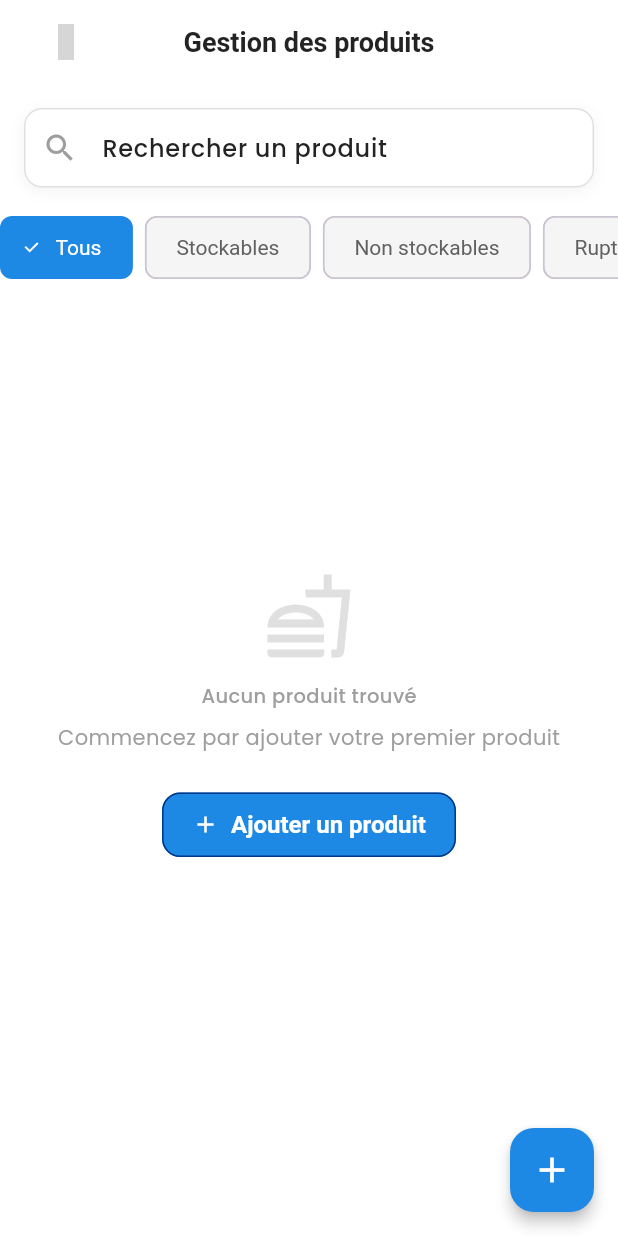
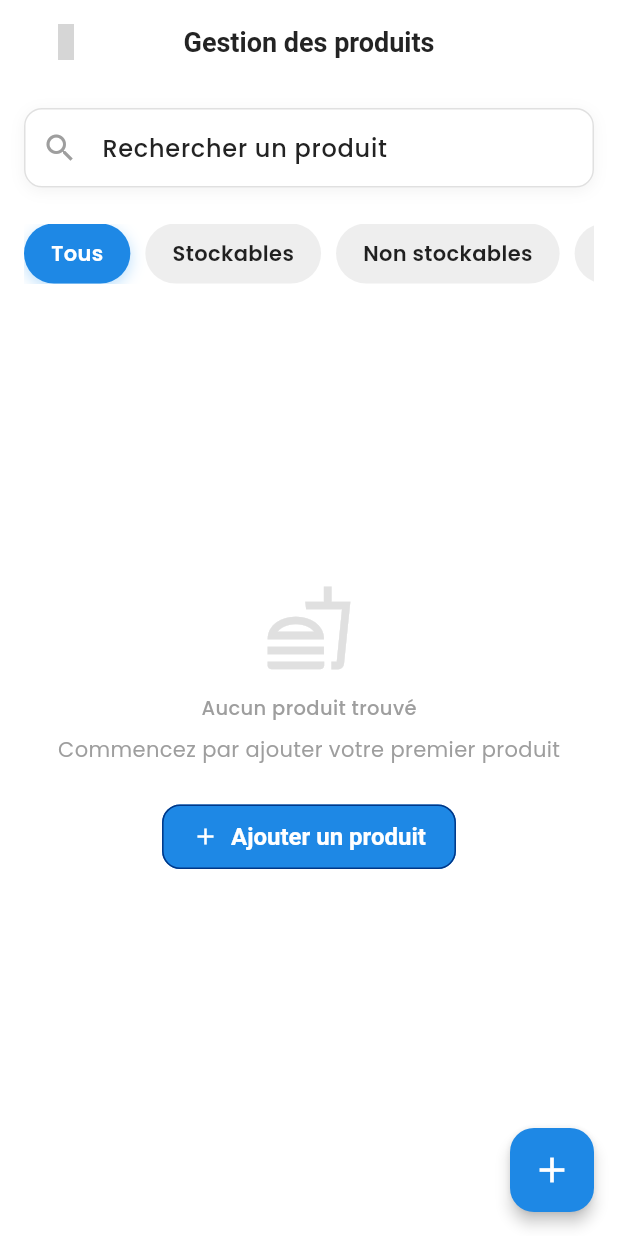
Before and after one commit to AymanBoudaya/PreOrderPfe-main, a Flutter app: the ListProduitScreen screen opened directly, on a phone screen of 412 x 824 dp. Run offline on Flutter 3.47's test engine with Material 3 defaults, Android fonts, the phone set to English and light mode, and no system bars; our stand-ins replace badges, cached_network_image, connectivity_plus, dio, fl_chart, flutter_dotenv and 12 more; missing offline and left inert: flutter_map_cancellable_tile_provider; accounts and stored records are empty; network calls fail; project files that could hold a hidden picture were left out; grey boxes are pictures that could not be loaded.

Commit message:
filter chip ok

```diff
--- /dev/null
+++ b/lib/common/widgets/chips/filter_chips.dart
@@ -0,0 +1,83 @@
+import 'package:flutter/material.dart';
+import 'package:get/get.dart';
+
+class FilterChipsBar<T> extends StatelessWidget {
+  final Rx<T> selectedValue;
+  final List<T> items;
+  final String Function(T)? labelBuilder;
+  final void Function(T)? onChanged;
+
+  const FilterChipsBar({
+    super.key,
+    required this.selectedValue,
+    required this.items,
+    this.labelBuilder,
+    this.onChanged,
+  });
+
+  @override
+  Widget build(BuildContext context) {
+    final isDark = Theme.of(context).brightness == Brightness.dark;
+
+    return Container(
+      padding: const EdgeInsets.symmetric(horizontal: 16, vertical: 8),
+      child: Obx(() {
+        final current = selectedValue.value;
+
+        return SingleChildScrollView(
+          scrollDirection: Axis.horizontal,
+          child: Row(
+            children: items.map((item) {
+              final isActive = item == current;
+
+              final String label =
+                  labelBuilder != null ? labelBuilder!(item) : item.toString();
+
+              return Padding(
+                padding: const EdgeInsets.only(right: 10.0),
+                child: AnimatedContainer(
+                  duration: const Duration(milliseconds: 200),
+                  padding:
+                      const EdgeInsets.symmetric(horizontal: 18, vertical: 10),
+                  decoration: BoxDecoration(
+                    borderRadius: BorderRadius.circular(25),
+                    color: isActive
+                        ? (isDark ? Colors.blue.shade500 : Colors.blue.shade600)
+                        : (isDark
+                            ? Colors.grey.shade800
+                            : Colors.grey.shade200),
+                    boxShadow: isActive
+                        ? [
+                            BoxShadow(
+                              color: Colors.blue.withOpacity(0.3),
+                              blurRadius: 8,
+                              offset: const Offset(0, 3),
+                            )
+                          ]
+                        : [],
+                  ),
+                  child: InkWell(
+                    borderRadius: BorderRadius.circular(25),
+                    onTap: () {
+                      selectedValue.value = item;
+                      if (onChanged != null) onChanged!(item);
+                    },
+                    child: Text(
+                      label,
+                      style: TextStyle(
+                        color: isActive
+                            ? Colors.white
+                            : (isDark ? Colors.grey[300] : Colors.black87),
+                        fontWeight: FontWeight.w600,
+                      ),
+                    ),
+                  ),
+                ),
+              );
+            }).toList(),
+          ),
+        );
+      }),
+    );
+  }
+}
--- a/lib/features/profil/screens/gestion_produits/list_produit_screen.dart
+++ b/lib/features/profil/screens/gestion_produits/list_produit_screen.dart
@@ -5,6 +5,7 @@ import 'package:flutter/material.dart';
 import 'package:get/get.dart';
 
 import '../../../../common/widgets/appbar/appbar.dart';
+import '../../../../common/widgets/chips/filter_chips.dart';
 import '../../../../utils/constants/enums.dart';
 import '../../../../utils/produit_helper.dart';
 import '../../../../utils/popups/loaders.dart';
@@ -114,7 +115,12 @@ class _ListProduitScreenState extends State<ListProduitScreen> {
           : Column(
               children: [
                 _buildSearchBar(),
-                _buildFilterChips(),
+                FilterChipsBar(
+                  selectedValue: controller.selectedFilter, // Rx<ProduitFilter>
+                  items: ProduitFilter.values,
+                  labelBuilder: (filter) => _getFilterLabel(filter),
+                  onChanged: (filter) => controller.updateFilter(filter),
+                ),
                 Expanded(child: _buildBody()),
               ],
             ),
@@ -146,7 +152,6 @@ class _ListProduitScreenState extends State<ListProduitScreen> {
 
       return Column(
         children: [
-          // _buildFiltres(),
           Expanded(
             child: Center(
               child: RefreshIndicator(
@@ -220,41 +225,6 @@ class _ListProduitScreenState extends State<ListProduitScreen> {
         ],
       ),
     );
-  }
-
-  Widget _buildFilterChips() {
-    return Obx(() {
-      final selectedFilter = controller.selectedFilter.value;
-      return SingleChildScrollView(
-        scrollDirection: Axis.horizontal,
-        child: Row(
-          children: ProduitFilter.values.map((filter) {
-            final isSelected = selectedFilter == filter;
-            return Padding(
-              padding: const EdgeInsets.only(right: 8.0),
-              child: FilterChip(
-                label: Text(
-                  _getFilterLabel(filter),
-                  style: TextStyle(
-                    color: isSelected ? Colors.white : Colors.grey[700],
-                  ),
-                ),
-                selected: isSelected,
-                onSelected: (selected) {
-                  controller.updateFilter(filter);
-                },
-                backgroundColor: Colors.grey[100],
-                selectedColor: Colors.blue.shade600,
-                checkmarkColor: Colors.white,
-                shape: RoundedRectangleBorder(
-                  borderRadius: BorderRadius.circular(8),
-                ),
-              ),
-            );
-          }).toList(),
-        ),
-      );
-    });
   }
 
   String _getFilterLabel(ProduitFilter filter) {
```
Also changed, not shown: lib/features/profil/screens/gestion_etablissement/liste_etablissement/mon_etablissement_screen.dart (+5 -35 lines).
